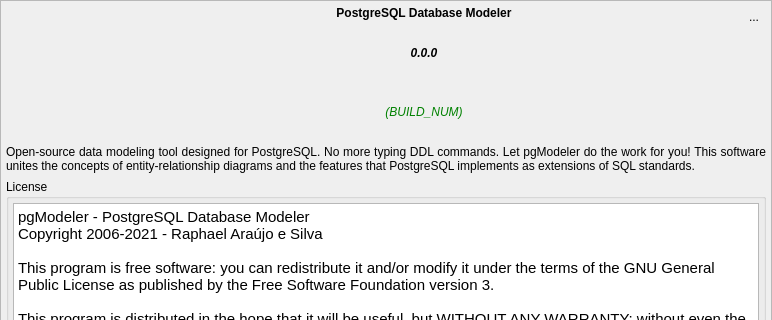
First picture: the form in libs/libgui/ui/widgets/aboutwidget.ui, repository pgmodeler/pgmodeler, before the edit; both pictures show x 0 to 772 and y 0 to 320 of the 772 by 650 pixel window.
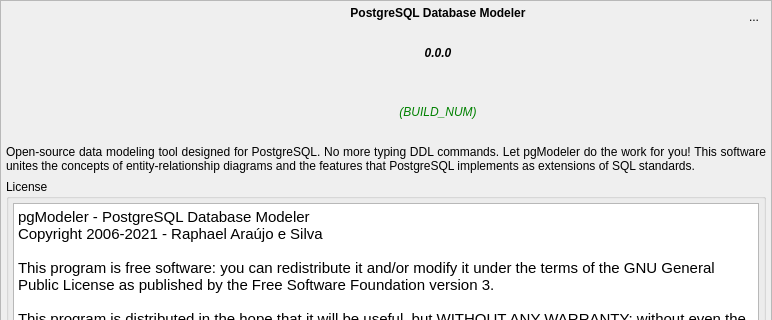
Second picture: the form after the edit. Icons and pictures are not drawn.

Patch:
```diff
--- a/libs/libgui/ui/widgets/aboutwidget.ui
+++ b/libs/libgui/ui/widgets/aboutwidget.ui
@@ -109,7 +109,6 @@
           </property>
           <property name="font">
            <font>
-            <weight>75</weight>
             <bold>true</bold>
            </font>
           </property>
@@ -146,7 +145,6 @@
           </property>
           <property name="font">
            <font>
-            <weight>75</weight>
             <italic>true</italic>
             <bold>true</bold>
            </font>
@@ -222,7 +220,6 @@
           </property>
           <property name="font">
            <font>
-            <weight>50</weight>
             <italic>true</italic>
             <bold>false</bold>
            </font>
@@ -435,8 +432,8 @@
         </property>
         <property name="minimumSize">
          <size>
-          <width>100</width>
-          <height>100</height>
+          <width>128</width>
+          <height>128</height>
          </size>
         </property>
         <property name="maximumSize">
```
Left out of the diff: 13 changed lines with no effect on the pictures.
